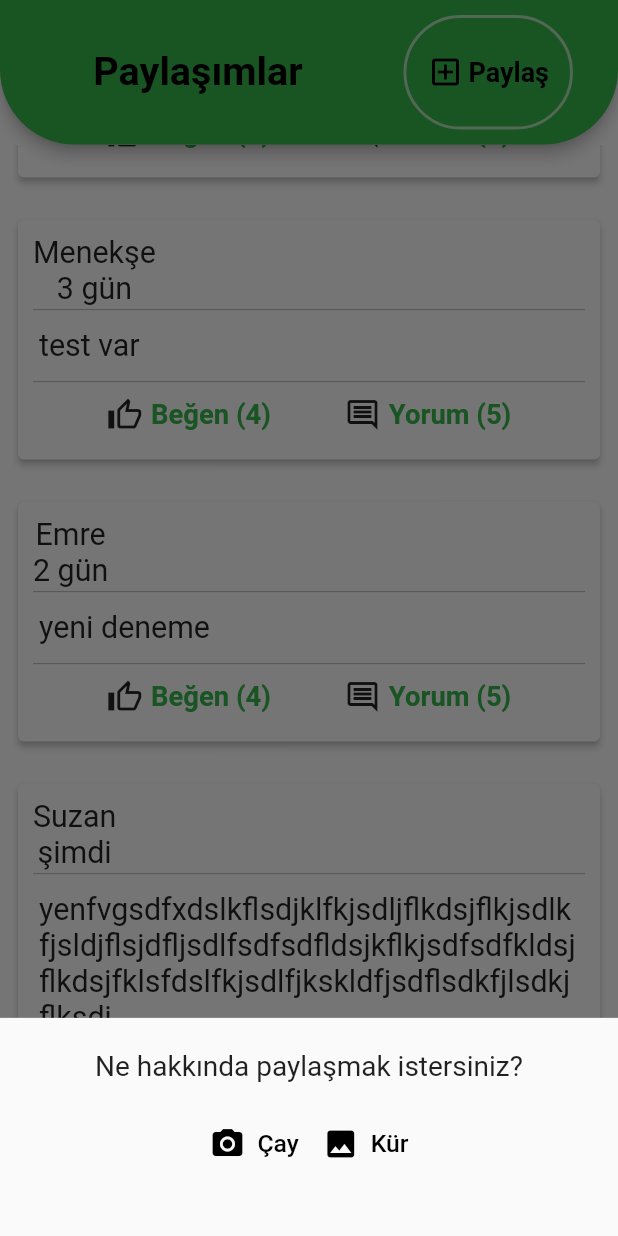
After one commit to seymanurterzioglu/yesilTerapi, a Flutter app: the screen it shows once a user with an empty profile is signed in, scrolled down 152 dp, after a tap on "Paylaş", on a phone screen of 412 x 824 dp. The commit adds this screen. Run offline on Flutter 3.47's test engine with Material 2 defaults, Android fonts, the phone set to English and light mode, and no system bars; our stand-ins replace cloud_firestore, email_validator, equatable, file_picker, firebase_auth, firebase_core and 10 more; accounts and stored records are empty; network calls fail.

Commit message:
03.03.2022

```diff
--- a/lib/forgot_password/forgot_password_screen.dart
+++ b/lib/forgot_password/forgot_password_screen.dart
@@ -9,11 +9,14 @@ class ForgotPasswordScreen extends StatelessWidget {
   Widget build(BuildContext context) {
     return Scaffold(
       appBar: AppBar(
-        backgroundColor: Colors.white,
+        backgroundColor: Colors.transparent,
+
+        elevation: 0,
         title: Text(
           "Şifremi Unuttum",
         ),
       ),
+      resizeToAvoidBottomInset: false,
       body: ForgotPasswordBody(),
     );
   }
--- /dev/null
+++ b/lib/main_page/forum/forum_main.dart
@@ -0,0 +1,341 @@
+import 'package:fitterapi/main_page/forum/write_info.dart';
+import 'package:fitterapi/main_page/prepared/search.dart';
+import 'package:fitterapi/main_page/prepared/utils.dart';
+import 'package:flutter/cupertino.dart';
+import 'package:flutter/material.dart';
+
+import '../../const.dart';
+import '../../size_config.dart';
+
+class PostDataStructure {
+  final String userName;
+  final int postTime;
+  final String postContent;
+
+  //final String postImage;
+  final int postLikeCount;
+  final int postCommentCount;
+
+  PostDataStructure(
+      {required this.userName,
+      required this.postTime,
+      required this.postContent,
+      //required this.postImage,
+      required this.postLikeCount,
+      required this.postCommentCount});
+}
+
+class ForumMain extends StatefulWidget {
+  @override
+  _ForumMainState createState() => _ForumMainState();
+}
+
+class _ForumMainState extends State<ForumMain> {
+  List<PostDataStructure> dummyData = [
+    new PostDataStructure(
+        userName: "Derya",
+        postTime: DateTime.now()
+            .subtract(new Duration(seconds: 10))
+            .millisecondsSinceEpoch,
+        postContent: "test",
+        postLikeCount: 4,
+        postCommentCount: 5),
+    new PostDataStructure(
+        userName: "Menekşe",
+        postTime: DateTime.now()
+            .subtract(new Duration(hours: 3))
+            .millisecondsSinceEpoch,
+        postContent: "test var",
+        postLikeCount: 4,
+        postCommentCount: 5),
+    new PostDataStructure(
+        userName: "Emre",
+        postTime: DateTime.now()
+            .subtract(new Duration(days: 2))
+            .millisecondsSinceEpoch,
+        postContent: "yeni deneme",
+        postLikeCount: 4,
+        postCommentCount: 5),
+    new PostDataStructure(
+        userName: "Suzan",
+        postTime: DateTime.now()
+            .subtract(new Duration(seconds: 10))
+            .millisecondsSinceEpoch,
+        postContent:
+            "yenfvgsdfxdslkflsdjklfkjsdljflkdsjflkjsdlkfjsldjflsjdfljsdlfsdf"
+            "sdfldsjkflkjsdf"
+            "sdfkldsjflkdsjfkls"
+            "fdslfkjsdlfjkskldfj"
+            "sdflsdkfjlsdkjflksdj",
+        postLikeCount: 4,
+        postCommentCount: 5),
+  ];
+  bool _isLoading = false;
+
+  @override
+  void initState() {
+    // _takeUserDataFromFB();
+    super.initState();
+  }
+
+  Future<void> _takeUserDataFromFB() async {
+    setState(() {
+      _isLoading = true;
+    });
+  }
+
+  @override
+  Widget build(BuildContext context) {
+    return Scaffold(
+      backgroundColor: Colors.white,
+      resizeToAvoidBottomInset: false,
+      appBar: AppBar(
+        toolbarHeight: getProportionateScreenHeight(95),
+        shape: RoundedRectangleBorder(
+          borderRadius: BorderRadius.vertical(bottom: Radius.circular(50)),
+        ),
+        backgroundColor: kPrimaryColor,
+        title: Center(
+          child: Text(
+            'Paylaşımlar',
+            style: TextStyle(
+                fontWeight: FontWeight.bold,
+                fontSize: getProportionateScreenHeight(26),
+                color: Colors.black),
+          ),
+        ),
+        actions: <Widget>[
+          Padding(
+            padding: EdgeInsets.fromLTRB(5, 10, 30, 10),
+            child: OutlinedButton(
+                style: OutlinedButton.styleFrom(
+                  shape: RoundedRectangleBorder(
+                    borderRadius: BorderRadius.circular(40),
+                  ),
+                  side: BorderSide(width: 2, color: Colors.white60),
+                ),
+                onPressed: () {
+                  showModalBottomSheet(
+                    builder: ((builder) => bottomChoiceSheet()),
+                    context: context,
+                  );
+                },
+                child: Row(
+                  children: [
+                    Icon(Icons.add_box_outlined, color: Colors.black),
+                    SizedBox(width: getProportionateScreenWidth(3)),
+                    Text(
+                      'Paylaş',
+                      style: TextStyle(
+                          fontSize: 18,
+                          color: Colors.black,
+                          fontWeight: FontWeight.bold),
+                    ),
+                  ],
+                ),
+            ),
+          )
+        ],
+      ),
+      body: Column(
+        children: [
+          // Container(
+          //   padding: EdgeInsets.symmetric(
+          //       vertical: getProportionateScreenWidth(20),
+          //       horizontal: getProportionateScreenHeight(20)),
+          //   decoration: BoxDecoration(
+          //     color: kPrimaryColor,
+          //     borderRadius: BorderRadius.only(
+          //       bottomLeft: Radius.circular(50),
+          //       bottomRight: Radius.circular(50),
+          //     ),
+          //   ),
+          //   child: Padding(
+          //     padding: EdgeInsets.symmetric(
+          //         vertical: getProportionateScreenWidth(10),
+          //         horizontal: getProportionateScreenHeight(30)),
+          //     child: Row(
+          //       children: <Widget>[
+          //         Container(
+          //           width: getProportionateScreenWidth(250),
+          //           height: 50,
+          //           child: Row(
+          //             mainAxisAlignment: MainAxisAlignment.spaceEvenly,
+          //             children: [
+          //               Text(
+          //                 "Paylaşımlar",
+          //                 style: TextStyle(
+          //                     fontWeight: FontWeight.bold,
+          //                     fontSize: getProportionateScreenHeight(30),
+          //                     color: Colors.black),
+          //               ),
+          //               SizedBox(width: getProportionateScreenWidth(10)),
+          //               OutlinedButton(
+          //                 style: OutlinedButton.styleFrom(
+          //                     shape: RoundedRectangleBorder(
+          //                       borderRadius: BorderRadius.circular(10.0),
+          //                     ),
+          //                     side: BorderSide(width: 2, color: Colors.white70)
+          //                 ),
+          //                 onPressed: () {},
+          //                 child: Text(
+          //                   'Paylaş',
+          //                   style: TextStyle(
+          //                       color: Colors.black,
+          //                       fontSize: getProportionateScreenHeight(18)),
+          //                 ),
+          //               ),
+          //             ],
+          //           ),
+          //         ),
+          //         SizedBox(width: getProportionateScreenWidth(10)),
+          //       ],
+          //     ),
+          //   ),
+          // ),
+          Expanded(
+            child: ListView(
+              shrinkWrap: true,
+              children: dummyData.map(_listTile).toList(),
+            ),
+          ),
+          _isLoading
+              ? Positioned(
+                  child: Container(
+                    child: Center(
+                      child: CircularProgressIndicator(),
+                    ),
+                  ),
+                )
+              : Container()
+        ],
+      ),
+    );
+  }
+
+  Widget _listTile(PostDataStructure data) {
+    return Padding(
+      padding: EdgeInsets.fromLTRB(8, 10, 8, 10),
+      child: Card(
+        elevation: 2.0,
+        child: Padding(
+          padding: EdgeInsets.all(10.0),
+          child: Column(
+            crossAxisAlignment: CrossAxisAlignment.start,
+            children: <Widget>[
+              Row(
+                children: [
+                  Column(
+                    children: [
+                      Text(
+                        data.userName,
+                        style: TextStyle(
+                            fontSize: getProportionateScreenHeight(20)),
+                      ),
+                      Text(
+                        readTimestamp(data.postTime),
+                        style: TextStyle(
+                            fontSize: getProportionateScreenHeight(20)),
+                      ),
+                    ],
+                  ),
+                ],
+              ),
+              Divider(height: 4, color: Colors.black26),
+              Padding(
+                padding: const EdgeInsets.fromLTRB(4, 10, 4, 10),
+                child: Text(
+                  data.postContent,
+                  style: TextStyle(fontSize: getProportionateScreenHeight(20)),
+                ),
+              ),
+              Divider(height: 4, color: Colors.black26),
+              // Beğen-Yorum
+              Padding(
+                padding: EdgeInsets.only(top: 8.0, bottom: 8.0),
+                child: Row(
+                  mainAxisAlignment: MainAxisAlignment.spaceEvenly,
+                  children: [
+                    // Beğen
+                    Row(
+                      children: [
+                        Icon(Icons.thumb_up_alt_outlined),
+                        SizedBox(width: getProportionateScreenWidth(5)),
+                        Text(
+                          "Beğen (${data.postLikeCount})",
+                          style: TextStyle(
+                              color: kPrimaryColor,
+                              fontSize: getProportionateScreenHeight(18),
+                              fontWeight: FontWeight.bold),
+                        ),
+                      ],
+                    ),
+                    // Yorum
+                    Row(
+                      children: [
+                        Icon(Icons.comment_outlined),
+                        SizedBox(width: getProportionateScreenWidth(5)),
+                        Text(
+                          "Yorum (${data.postCommentCount})",
+                          style: TextStyle(
+                              color: kPrimaryColor,
+                              fontSize: getProportionateScreenHeight(18),
+                              fontWeight: FontWeight.bold),
+                        ),
+                      ],
+                    ),
+                  ],
+                ),
+              ),
+            ],
+          ),
+        ),
+      ),
+    );
+  }
+
+  Widget bottomChoiceSheet() {
+    return Container(
+      height: getProportionateScreenHeight(100),
+      margin: EdgeInsets.symmetric(
+          horizontal: getProportionateScreenHeight(30),
+          vertical: getProportionateScreenWidth(20)),
+      child: Column(
+        children: <Widget>[
+          Text(
+            'Ne hakkında paylaşmak istersiniz?',
+            style: TextStyle(fontSize: getProportionateScreenWidth(17)),
+          ),
+          SizedBox(height: getProportionateScreenHeight(16)),
+          Row(
+            mainAxisAlignment: MainAxisAlignment.center,
+            children: <Widget>[
+              TextButton.icon(
+                style: TextButton.styleFrom(primary: Colors.black),
+                onPressed: () {
+
+                },
+                icon: Icon(Icons.camera_alt),
+                label: Text('Çay',
+                    style: TextStyle(
+                      fontSize: getProportionateScreenWidth(15),
+                    )),
+              ),
+              TextButton.icon(
+                style: TextButton.styleFrom(primary: Colors.black),
+                onPressed: () async {
+
+                },
+                icon: Icon(Icons.image),
+                label: Text('Kür',
+                    style: TextStyle(
+                      fontSize: getProportionateScreenWidth(15),
+                    )),
+              ),
+            ],
+          ),
+        ],
+      ),
+    );
+  }
+}
--- a/lib/main_page/forum/forum_page.dart
+++ b/lib/main_page/forum/forum_page.dart
@@ -1,9 +1,20 @@
+import 'package:fitterapi/main_page/forum/forum_main.dart';
+import 'package:flutter/cupertino.dart';
 import 'package:flutter/material.dart';
 
-class ForumPage extends StatelessWidget {
+
+class ForumPage extends StatefulWidget {
+  @override
+  State<ForumPage> createState() => _ForumPageState();
+}
+
+class _ForumPageState extends State<ForumPage> {
+
   @override
   Widget build(BuildContext context) {
-    return Container(
+    return Scaffold(
+      backgroundColor: Colors.white,
+      body: ForumMain(),
     );
   }
 }
--- a/lib/main_page/prepared/bottom_nav_bar.dart
+++ b/lib/main_page/prepared/bottom_nav_bar.dart
@@ -36,10 +36,10 @@ class _BottomNavBarState extends State<BottomNavBar> {
           // forum sayfasını dizayn etmedim
           // edince geri ekleyceğim
 
-          // BottomNavigationBarItem(
-          //   icon: Icon(DBIcons.home, color: Colors.black),
-          //   label: "Anasayfa",
-          // ),
+          BottomNavigationBarItem(
+            icon: Icon(DBIcons.home, color: Colors.black),
+            label: "Anasayfa",
+          ),
           BottomNavigationBarItem(
             icon: Icon(DBIcons.tea, color: Colors.black),
             label: "Çaylar",
@@ -70,7 +70,7 @@ class _BottomNavBarState extends State<BottomNavBar> {
       body: IndexedStack(
         index: _selectedIndex,
         children: [
-          //ForumPage(), //index 0
+          ForumPage(), //index 0
           TeaPage(), // index 1
           CuresPage(), //index 2
           CoursePage(), //index 3
--- /dev/null
+++ b/lib/main_page/prepared/utils.dart
@@ -0,0 +1,34 @@
+String readTimestamp(int timestamp) {
+  var now = DateTime.now();
+  var date = DateTime.fromMillisecondsSinceEpoch(timestamp);
+  var diff = now.difference(date);
+  var time = '';
+
+  if (diff.inSeconds <= 0 ||
+      diff.inSeconds > 0 && diff.inMinutes == 0 ||
+      diff.inMinutes > 0 && diff.inHours == 0 ||
+      diff.inHours > 0 && diff.inDays == 0) {
+    if (diff.inHours > 0) {
+      time = diff.inHours.toString() + ' ' + 'gün';
+    } else if (diff.inMinutes > 0) {
+      time = diff.inMinutes.toString() + ' ' + 'dakika';
+    } else if (diff.inSeconds > 0) {
+      time = 'şimdi';
+    } else if (diff.inMilliseconds > 0) {
+      time = 'şimdi';
+    } else if (diff.inMicroseconds > 0) {
+      time = 'şimdi';
+    } else {
+      time = 'şimdi';
+    }
+  } else if (diff.inDays > 0 && diff.inDays < 7) {
+    time = diff.inDays.toString() + ' ' + 'gün';
+  } else if (diff.inDays > 6) {
+    time = (diff.inDays / 7).floor().toString() + ' ' + 'hafta';
+  } else if (diff.inDays > 29) {
+    time = (diff.inDays / 30).floor().toString() + ' ' + 'ay';
+  } else if (diff.inDays > 365) {
+    time = '${date.month} ${date.day}, ${date.year}';
+  }
+  return time;
+}
--- a/lib/main_page/profile/add_page.dart
+++ b/lib/main_page/profile/add_page.dart
@@ -19,6 +19,7 @@ class AddPage extends StatelessWidget {
           ),
         ),
       ),
+      resizeToAvoidBottomInset: false,
       body: Column(
         children: [
           Padding(
--- a/lib/main_page/profile/profile_page.dart
+++ b/lib/main_page/profile/profile_page.dart
@@ -90,7 +90,7 @@ class ProfilePage extends StatelessWidget {
                 ),
                 ProfileListItem(
                   icon: Icons.add_box,
-                  text: 'Bilgilerini Paylaş',
+                  text: 'Forumda Paylaş',
                   onPress: () {
                     Navigator.push(
                       context,
--- a/lib/main_page/teas/teas_page.dart
+++ b/lib/main_page/teas/teas_page.dart
@@ -1,5 +1,6 @@
 import 'package:cloud_firestore/cloud_firestore.dart';
 import 'package:fitterapi/const.dart';
+import 'package:fitterapi/main_page/teas/tea_detail.dart';
 import 'package:fitterapi/main_page/teas/teas.dart';
 import 'sleep/teas_sleep_page.dart';
 import 'pregnancy/teas_pregnancy_page.dart';
@@ -15,6 +16,7 @@ class TeaPage extends StatefulWidget {
 
 class _TeaPageState extends State<TeaPage> {
   TextEditingController _searchController = TextEditingController();
+  bool isSearchOn = false;
 
   late Future resultsLoaded;
   List _allResults = [];
@@ -40,7 +42,7 @@ class _TeaPageState extends State<TeaPage> {
   }
 
   getTeasSnapshot() async {
-    var dataPreg = await FirebaseFirestore.instance
+    var dataPregnancy = await FirebaseFirestore.instance
         .collection('teas')
         .doc('yS1NMBa4dULBEPdpipV8')
         .collection('Pregnancy')
@@ -59,15 +61,21 @@ class _TeaPageState extends State<TeaPage> {
         .orderBy('teaName')
         .get();
     setState(() {
-      _allResults = dataPreg.docs;
-      _allResults = dataSleep.docs;
-      _allResults = dataStomach.docs;
+      _allResults = dataPregnancy.docs + dataSleep.docs + dataStomach.docs;
+      // _allResults=dataPregnancy.docs;
+      // _allResults = dataSleep.docs;
+      // _allResults = dataStomach.docs;
     });
-    //searchResultsList();
+    searchResultsList();
     return 'complete';
   }
 
   _onSearchChanged() {
+    if (_searchController.text != "") {
+      isSearchOn = true;
+    } else {
+      isSearchOn = false;
+    }
     searchResultsList();
   }
 
@@ -75,32 +83,37 @@ class _TeaPageState extends State<TeaPage> {
     var showResults = [];
 
     if (_searchController.text != "") {
-      for (var courseSnapshot in _allResults) {
-        var title = Teas.fromSnapshot(courseSnapshot).teaName!.toLowerCase();
+      for (var teasSnapshot in _allResults) {
+        var title = Teas.fromSnapshot(teasSnapshot).teaName!.toLowerCase();
 
         if (title.contains(_searchController.text.toLowerCase())) {
-          showResults.add(courseSnapshot);
+          showResults.add(teasSnapshot);
         }
       }
     } else {
-
+      Container(
+        child: Text(
+          'Aradığınızı bulamadık. Üzgünüz',
+          style: TextStyle(fontSize: getProportionateScreenHeight(30)),
+        ),
+      );
     }
     setState(() {
       _resultsList = showResults;
     });
   }
 
-  getTags(){
-
-  }
-
   @override
   Widget build(BuildContext context) {
     return Scaffold(
+      // for to keyboard renderflex problem
+      resizeToAvoidBottomInset: false,
       backgroundColor: Colors.white,
-      body: SingleChildScrollView(
+      body: Padding(
+        padding: EdgeInsets.only(bottom: 10),
         child: Column(
           children: <Widget>[
+            // Search
             Container(
               padding: EdgeInsets.symmetric(
                   vertical: getProportionateScreenWidth(20),
@@ -126,14 +139,6 @@ class _TeaPageState extends State<TeaPage> {
                         borderRadius: BorderRadius.circular(15),
                       ),
                       child: TextField(
-                        // onTap: ()=>
-                        //   Flexible(
-                        //     child: ListView.builder(
-                        //       itemCount: _resultsList.length,
-                        //       itemBuilder: (BuildContext context, int index) =>
-                        //           listSearch(context, _resultsList[index]),
-                        //     ),
-                        //   ),
                         controller: _searchController,
                         decoration: InputDecoration(
                           enabledBorder: InputBorder.none,
@@ -157,24 +162,45 @@ class _TeaPageState extends State<TeaPage> {
                 ),
               ),
             ),
+            SizedBox(height: getProportionateScreenHeight(20)),
             // tags
+            isSearchOn
+                ? Flexible(
+                    child: ListView.builder(
+                      itemCount: _resultsList.length,
+                      itemBuilder: (BuildContext context, int index) =>
+                          listSearch(context, _resultsList[index]),
+                    ),
+                  )
+                : listDisease(),
+          ],
+        ),
+      ),
+    );
+  }
 
+  Widget listDisease() {
+    return Column(
+      children: [
         ListTile(
-              onTap: (){
+          onTap: () {
             Navigator.push(
               context,
-                  MaterialPageRoute(builder: (context) => TeasPregnancyList()),
+              MaterialPageRoute(
+                builder: (context) => TeasPregnancyList(),
+              ),
               //MaterialPageRoute(builder: (context) => ProfileEdit()),
             );
           },
           title: Tag(
             color: pregnancyColor,
-                image: 'https://i4.hurimg.com/i/hurriyet/75/750x422/5efd155a45d2a04258b7634e.jpg',
+            image:
+                'https://i4.hurimg.com/i/hurriyet/75/750x422/5efd155a45d2a04258b7634e.jpg',
             text: 'Hamilelik',
           ),
         ),
         ListTile(
-              onTap: (){
+          onTap: () {
             Navigator.push(
               context,
               MaterialPageRoute(builder: (context) => TeasStomachPage()),
@@ -183,12 +209,13 @@ class _TeaPageState extends State<TeaPage> {
           },
           title: Tag(
             color: stomachColor,
-                image: 'https://static.daktilo.com/sites/449/uploads/2021/04/01/large/mide-agrisi.jpg',
+            image:
+                'https://static.daktilo.com/sites/449/uploads/2021/04/01/large/mide-agrisi.jpg',
             text: 'Mide',
           ),
         ),
         ListTile(
-              onTap: (){
+          onTap: () {
             Navigator.push(
               context,
               MaterialPageRoute(builder: (context) => TeasSleepPage()),
@@ -197,66 +224,65 @@ class _TeaPageState extends State<TeaPage> {
           },
           title: Tag(
             color: sleepColor,
-                image: 'https://i.tmgrup.com.tr/gq/original/15-08/23/uykusuzhergece_0_0.jpg',
+            image:
+                'https://i.tmgrup.com.tr/gq/original/15-08/23/uykusuzhergece_0_0.jpg',
             text: 'Uyku',
           ),
         ),
-
       ],
-        ),
-      ),
     );
   }
 
-  Widget listSearch(BuildContext context, DocumentSnapshot document){
+  Widget listSearch(BuildContext context, DocumentSnapshot document) {
     final tea = Teas.fromSnapshot(document);
     return SizedBox(
       height: getProportionateScreenHeight(200),
       width: getProportionateScreenWidth(50),
       child: ListTile(
         onTap: () {
-          // Navigator.push(
-          //   context,
-          //   MaterialPageRoute(
-          //       builder: (context) => teaDetail(context, document)),
-          // );
+          Navigator.push(
+            context,
+            MaterialPageRoute(
+                builder: (context) => teaDetail(context, document)),
+          );
         },
         title: ClipRRect(
           child: Padding(
-            padding:
-            EdgeInsets.all(getProportionateScreenHeight(10)),
+            padding: EdgeInsets.all(getProportionateScreenHeight(10)),
             child: Container(
               decoration: BoxDecoration(
-                color: pregnancyColor,
-                borderRadius: BorderRadius.circular(
-                    getProportionateScreenHeight(50)),
+                color: tea.useful == 'Hamilelik'
+                    ? pregnancyColor
+                    : tea.useful == 'Uyku'
+                        ? sleepColor
+                        : stomachColor,
+                borderRadius:
+                    BorderRadius.circular(getProportionateScreenHeight(50)),
+                boxShadow: [
+                  BoxShadow(
+                    offset: Offset(0, 10),
+                    blurRadius: 3,
+                    color: kPrimaryColor.withOpacity(0.6),
+                  ),
+                ],
               ),
               child: Row(
                 children: [
                   Expanded(
                     child: Padding(
-                      padding: EdgeInsets.all(
-                          getProportionateScreenHeight(20)),
+                      padding: EdgeInsets.all(getProportionateScreenHeight(20)),
                       child: Column(
                         children: [
-                          SizedBox(
-                              height:
-                              getProportionateScreenHeight(
-                                  30)),
+                          SizedBox(height: getProportionateScreenHeight(30)),
                           Text(
                             tea.teaName!,
                             style: TextStyle(
-                              fontSize:
-                              getProportionateScreenHeight(
-                                  20),
+                              fontSize: getProportionateScreenHeight(20),
                               fontWeight: FontWeight.bold,
                             ),
                             textAlign: TextAlign.center,
                           ),
-                          SizedBox(
-                              height:
-                              getProportionateScreenHeight(
-                                  20)),
+                          SizedBox(height: getProportionateScreenHeight(20)),
                         ],
                       ),
                     ),
@@ -269,8 +295,7 @@ class _TeaPageState extends State<TeaPage> {
                       fit: BoxFit.fill,
                     ),
                   ),
-                  SizedBox(
-                      width: getProportionateScreenWidth(20)),
+                  SizedBox(width: getProportionateScreenWidth(20)),
                 ],
               ),
             ),
@@ -279,10 +304,7 @@ class _TeaPageState extends State<TeaPage> {
       ),
     );
   }
-
 }
-
-
 
 class Tag extends StatelessWidget {
   final Color color;
--- a/pubspec.yaml
+++ b/pubspec.yaml
@@ -52,6 +52,7 @@ dependencies:
   fluttertoast: ^8.0.8
   flutter_rating_bar: ^4.0.0
   like_button: ^2.0.4
+  email_validator: ^2.0.1
 
 
 
```
Also changed, not shown: lib/forgot_password/forgot_password_body.dart (+79 -69 lines), lib/main_page/forum/profil_data.dart (added, +13 -0 lines), lib/main_page/forum/write_info.dart (added, +14 -0 lines), pubspec.lock. Lines whose indentation alone changed are shown as unchanged.
